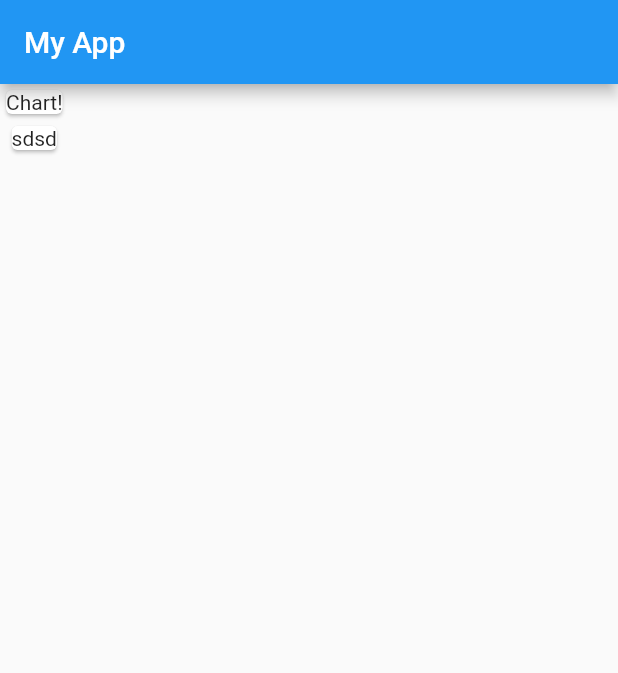
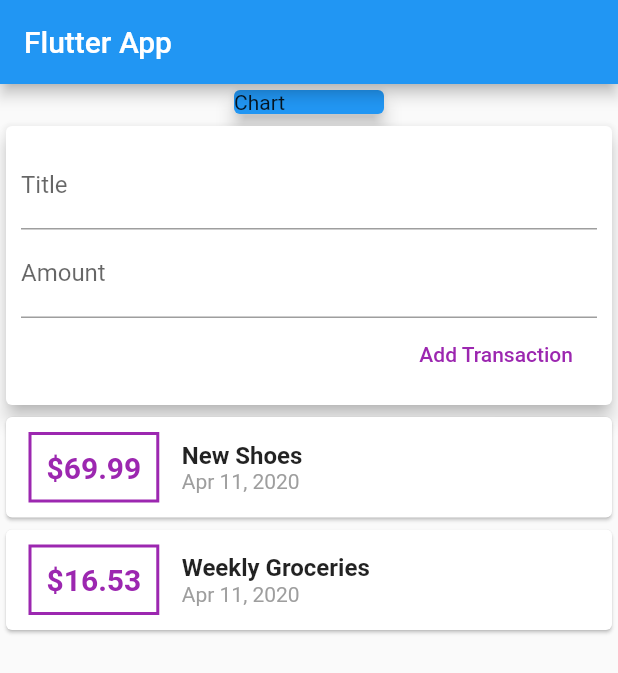
Before and after one commit to jyotir1994/flutter-learning-projects, a Flutter app: the screen it shows after launch, on a phone screen of 412 x 824 dp. Shown: the top 673 px of the screen. Run offline on Flutter 3.47's test engine with Material 2 defaults, Android fonts, the phone set to English and light mode, and no system bars.

Commit message:
initial commit

```diff
--- a/personal_expenses/lib/main.dart
+++ b/personal_expenses/lib/main.dart
@@ -1,23 +1,136 @@
+import 'package:flutter/cupertino.dart';
 import 'package:flutter/material.dart';
+import 'package:intl/intl.dart';
 
-void main() => runApp(MyHomePage());
+import './transaction.dart';
+
+void main() => runApp(MyApp());
+
+class MyApp extends StatelessWidget {
+  @override
+  Widget build(BuildContext context) {
+    return MaterialApp(
+      title: 'Flutter App',
+      home: MyHomePage(),
+    );
+  }
+}
 
 class MyHomePage extends StatelessWidget {
+  final List<Transaction> transactions = [
+    Transaction(
+      id: 't1',
+      title: 'New Shoes',
+      amount: 69.99,
+      date: DateTime.now(),
+    ),
+    Transaction(
+      id: 't2',
+      title: 'Weekly Groceries',
+      amount: 16.53,
+      date: DateTime.now(),
+    ),
+  ];
+  String amount;
+  String title;
+
   @override
   Widget build(BuildContext context) {
     return MaterialApp(
       home: Scaffold(
         appBar: AppBar(
-          title: Text('My App'),
+          title: Text("Flutter App"),
         ),
         body: Column(
           children: <Widget>[
             Card(
-              child: Text('Chart!'),
+              color: Colors.blue,
+              child: Container(
+                width: 100,
+                child: Text('Chart'),
+              ),
+              elevation: 5,
             ),
             Card(
-              child: Text('sdsd'),
-            )
+                elevation: 5,
+                child: Container(
+                  padding: EdgeInsets.all(10),
+                  child: Column(
+                    crossAxisAlignment: CrossAxisAlignment.end,
+                    children: <Widget>[
+                      TextField(
+                        decoration: InputDecoration(labelText: "Title"),
+                        onChanged: (value) {
+                          title = value;
+                        },
+                      ),
+                      TextField(
+                        decoration: InputDecoration(labelText: 'Amount'),
+                        onChanged: (value) {
+                          amount = value;
+                        },
+                      ),
+                      FlatButton(
+                        child: Text('Add Transaction'),
+                        textColor: Colors.purple,
+                        onPressed: () {
+                          print(title);
+                          print(amount);
+                        },
+                      ),
+                    ],
+                  ),
+                )),
+            Column(
+              children: transactions.map((tx) {
+                return Card(
+                  child: Row(
+                    children: <Widget>[
+                      Container(
+                        margin: EdgeInsets.symmetric(
+                          vertical: 10,
+                          horizontal: 15,
+                        ),
+                        decoration: BoxDecoration(
+                          border: Border.all(
+                            color: Colors.purple,
+                            width: 2,
+                            style: BorderStyle.solid,
+                          ),
+                        ),
+                        padding: EdgeInsets.all(10),
+                        child: Text(
+                          '\$${tx.amount}',
+                          style: TextStyle(
+                            fontWeight: FontWeight.bold,
+                            fontSize: 20,
+                            color: Colors.purple,
+                          ),
+                        ),
+                      ),
+                      Column(
+                        crossAxisAlignment: CrossAxisAlignment.start,
+                        children: <Widget>[
+                          Text(
+                            tx.title,
+                            style: TextStyle(
+                              fontSize: 16,
+                              fontWeight: FontWeight.bold,
+                            ),
+                          ),
+                          Text(
+                            DateFormat.yMMMd().format(tx.date),
+                            style: TextStyle(
+                              color: Colors.grey,
+                            ),
+                          )
+                        ],
+                      ),
+                    ],
+                  ),
+                );
+              }).toList(),
+            ),
           ],
         ),
       ),
--- /dev/null
+++ b/personal_expenses/lib/transaction.dart
@@ -0,0 +1,15 @@
+import 'package:flutter/foundation.dart';
+
+class Transaction {
+  final String id;
+  final String title;
+  final double amount;
+  final DateTime date;
+
+  Transaction({
+    @required this.id,
+    @required this.title,
+    @required this.amount,
+    @required this.date
+  });
+}
--- a/personal_expenses/pubspec.yaml
+++ b/personal_expenses/pubspec.yaml
@@ -27,6 +27,7 @@ dependencies:
 dev_dependencies:
   flutter_test:
     sdk: flutter
+  intl: ^0.16.1
 
 
 # For information on the generic Dart part of this file, see the
```
Also changed, not shown: personal_expenses/pubspec.lock.
